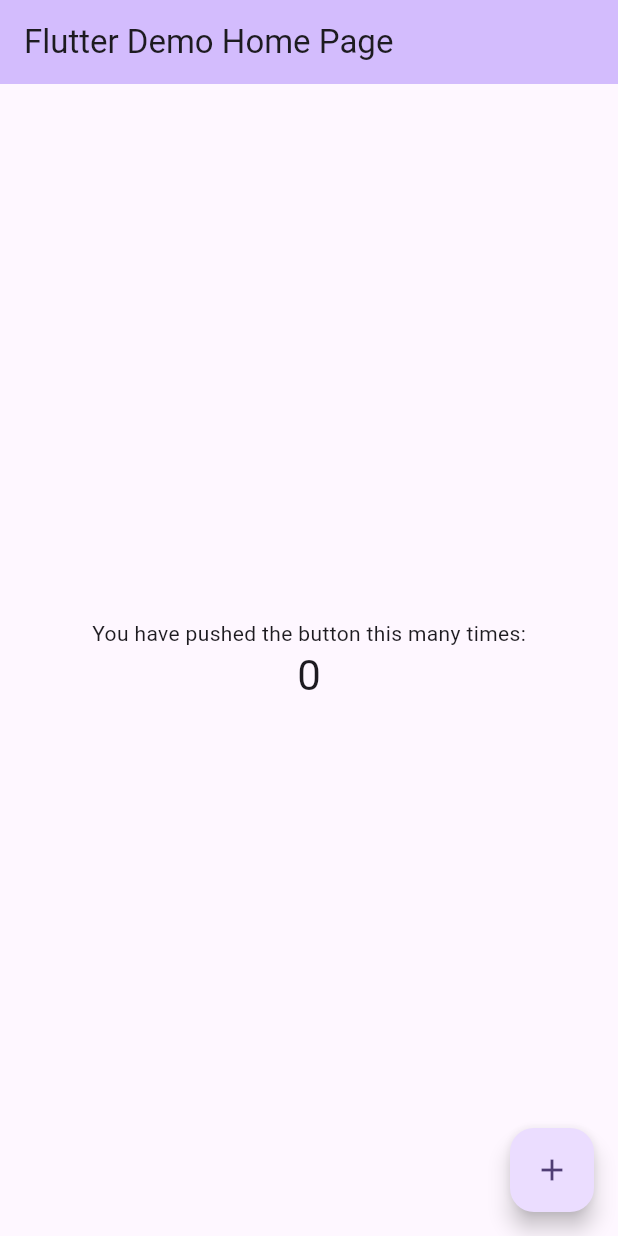
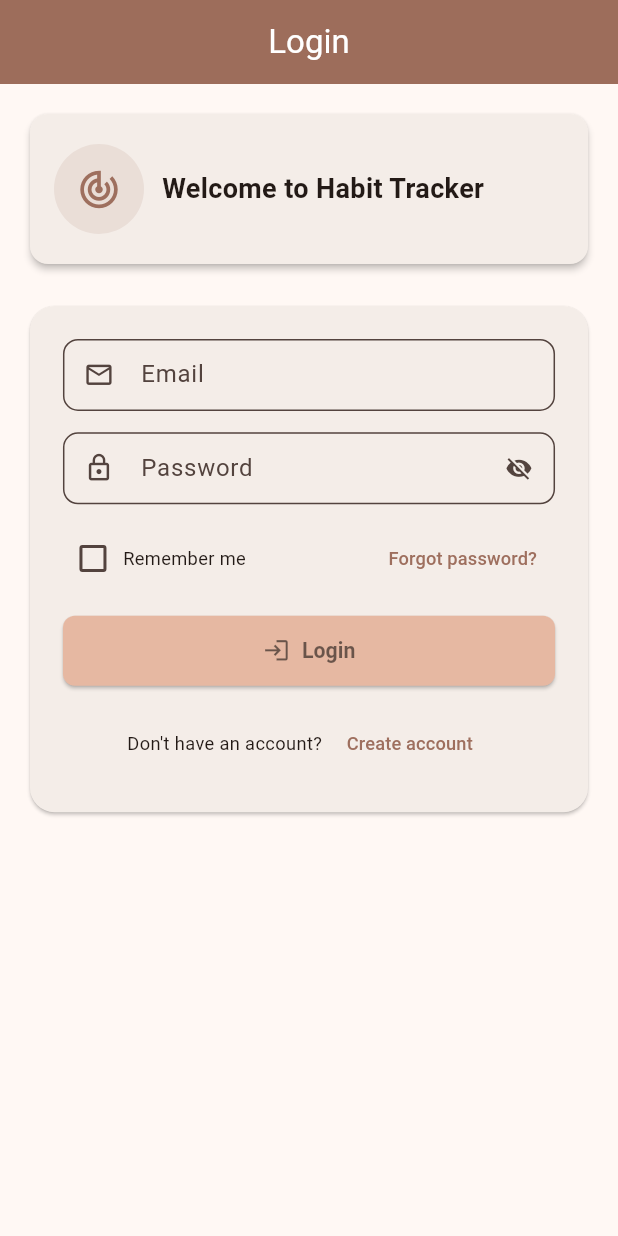
Before and after one commit to AbdulQaharRahmani/HabitTracker, a Flutter app: the screen it shows after launch, on a phone screen of 412 x 824 dp. Run offline on Flutter 3.47's test engine with Material 3 defaults, Android fonts, the phone set to English and light mode, and no system bars; our stand-ins replace flutter_screenutil.

Commit message:
#22     Farhad Akbari                        Login page designed

```diff
--- /dev/null
+++ b/mobile/lib/app/app_theme.dart
@@ -0,0 +1,46 @@
+import 'package:flutter/material.dart';
+
+class AppTheme {
+
+  static const Color background60 = Color(0xFFFFF8F4);
+  static const Color primary30   = Color(0xFF9E6F5E);
+  static const Color accent10    = Color(0xFFE6B8A2);
+  static const Color cardColor   = Color(0xFFF4EDE8);
+
+  static ThemeData get lightTheme {
+    return ThemeData(
+      scaffoldBackgroundColor: background60,
+      colorScheme: ColorScheme.fromSeed(
+        seedColor: primary30,
+        primary: primary30,
+        secondary: accent10,
+      ),
+      appBarTheme: const AppBarTheme(
+        backgroundColor: primary30,
+        foregroundColor: Colors.white,
+        centerTitle: true,
+        elevation: 2,
+      ),
+      inputDecorationTheme: InputDecorationTheme(
+        filled: true,
+        fillColor: cardColor,
+        contentPadding:
+        const EdgeInsets.symmetric(vertical: 12, horizontal: 14),
+        border: OutlineInputBorder(
+          borderRadius: BorderRadius.circular(10),
+        ),
+      ),
+      elevatedButtonTheme: ElevatedButtonThemeData(
+        style: ElevatedButton.styleFrom(
+          backgroundColor: accent10,
+          foregroundColor: Colors.black87,
+          padding: const EdgeInsets.symmetric(vertical: 14),
+          shape: RoundedRectangleBorder(
+            borderRadius: BorderRadius.circular(8),
+          ),
+          textStyle: const TextStyle(fontWeight: FontWeight.w600),
+        ),
+      ),
+    );
+  }
+}
--- a/mobile/lib/main.dart
+++ b/mobile/lib/main.dart
@@ -1,122 +1,33 @@
 import 'package:flutter/material.dart';
+import 'package:flutter/services.dart';
+import 'package:flutter_screenutil/flutter_screenutil.dart';
+import 'package:habit_tracker/screans/login_screen.dart';
+import 'app/app_theme.dart';
 
 void main() {
-  runApp(const MyApp());
+  WidgetsFlutterBinding.ensureInitialized();
+  SystemChrome.setPreferredOrientations([
+    DeviceOrientation.portraitUp,
+  ]).then((_) => runApp(const MyApp()));
 }
 
 class MyApp extends StatelessWidget {
   const MyApp({super.key});
 
-  // This widget is the root of your application.
   @override
   Widget build(BuildContext context) {
-    return MaterialApp(
-      title: 'Flutter Demo',
-      theme: ThemeData(
-        // This is the theme of your application.
-        //
-        // TRY THIS: Try running your application with "flutter run". You'll see
-        // the application has a purple toolbar. Then, without quitting the app,
-        // try changing the seedColor in the colorScheme below to Colors.green
-        // and then invoke "hot reload" (save your changes or press the "hot
-        // reload" button in a Flutter-supported IDE, or press "r" if you used
-        // the command line to start the app).
-        //
-        // Notice that the counter didn't reset back to zero; the application
-        // state is not lost during the reload. To reset the state, use hot
-        // restart instead.
-        //
-        // This works for code too, not just values: Most code changes can be
-        // tested with just a hot reload.
-        colorScheme: .fromSeed(seedColor: Colors.deepPurple),
-      ),
-      home: const MyHomePage(title: 'Flutter Demo Home Page'),
+    return ScreenUtilInit(
+      designSize: const Size(375, 812),
+      minTextAdapt: true,
+      splitScreenMode: true,
+      builder: (context, child) {
+        return MaterialApp(
+          debugShowCheckedModeBanner: false,
+          title: 'Habit Tracker',
+          theme: AppTheme.lightTheme,
+          home: const LoginPage(),
+        );
+      },
     );
   }
 }
-
-class MyHomePage extends StatefulWidget {
-  const MyHomePage({super.key, required this.title});
-
-  // This widget is the home page of your application. It is stateful, meaning
-  // that it has a State object (defined below) that contains fields that affect
-  // how it looks.
-
-  // This class is the configuration for the state. It holds the values (in this
-  // case the title) provided by the parent (in this case the App widget) and
-  // used by the build method of the State. Fields in a Widget subclass are
-  // always marked "final".
-
-  final String title;
-
-  @override
-  State<MyHomePage> createState() => _MyHomePageState();
-}
-
-class _MyHomePageState extends State<MyHomePage> {
-  int _counter = 0;
-
-  void _incrementCounter() {
-    setState(() {
-      // This call to setState tells the Flutter framework that something has
-      // changed in this State, which causes it to rerun the build method below
-      // so that the display can reflect the updated values. If we changed
-      // _counter without calling setState(), then the build method would not be
-      // called again, and so nothing would appear to happen.
-      _counter++;
-    });
-  }
-
-  @override
-  Widget build(BuildContext context) {
-    // This method is rerun every time setState is called, for instance as done
-    // by the _incrementCounter method above.
-    //
-    // The Flutter framework has been optimized to make rerunning build methods
-    // fast, so that you can just rebuild anything that needs updating rather
-    // than having to individually change instances of widgets.
-    return Scaffold(
-      appBar: AppBar(
-        // TRY THIS: Try changing the color here to a specific color (to
-        // Colors.amber, perhaps?) and trigger a hot reload to see the AppBar
-        // change color while the other colors stay the same.
-        backgroundColor: Theme.of(context).colorScheme.inversePrimary,
-        // Here we take the value from the MyHomePage object that was created by
-        // the App.build method, and use it to set our appbar title.
-        title: Text(widget.title),
-      ),
-      body: Center(
-        // Center is a layout widget. It takes a single child and positions it
-        // in the middle of the parent.
-        child: Column(
-          // Column is also a layout widget. It takes a list of children and
-          // arranges them vertically. By default, it sizes itself to fit its
-          // children horizontally, and tries to be as tall as its parent.
-          //
-          // Column has various properties to control how it sizes itself and
-          // how it positions its children. Here we use mainAxisAlignment to
-          // center the children vertically; the main axis here is the vertical
-          // axis because Columns are vertical (the cross axis would be
-          // horizontal).
-          //
-          // TRY THIS: Invoke "debug painting" (choose the "Toggle Debug Paint"
-          // action in the IDE, or press "p" in the console), to see the
-          // wireframe for each widget.
-          mainAxisAlignment: .center,
-          children: [
-            const Text('You have pushed the button this many times:'),
-            Text(
-              '$_counter',
-              style: Theme.of(context).textTheme.headlineMedium,
-            ),
-          ],
-        ),
-      ),
-      floatingActionButton: FloatingActionButton(
-        onPressed: _incrementCounter,
-        tooltip: 'Increment',
-        child: const Icon(Icons.add),
-      ),
-    );
-  }
-}
--- /dev/null
+++ b/mobile/lib/screans/login_screen.dart
@@ -0,0 +1,27 @@
+import 'package:flutter/material.dart';
+
+import '../utils/header_card_login.dart';
+import '../utils/login_card.dart';
+
+class LoginPage extends StatelessWidget {
+  const LoginPage({super.key});
+
+  @override
+  Widget build(BuildContext context) {
+    return Scaffold(
+      appBar: AppBar(title:  Text('Login')),
+      body: SafeArea(
+        child: SingleChildScrollView(
+          padding: const EdgeInsets.all(16),
+          child: Column(
+            children: [
+              HeaderCard(),
+              const SizedBox(height: 20),
+              LoginCard(),
+            ],
+          ),
+        ),
+      ),
+    );
+  }
+}
--- /dev/null
+++ b/mobile/lib/utils/header_card_login.dart
@@ -0,0 +1,44 @@
+import 'package:flutter/material.dart';
+
+import '../app/app_theme.dart';
+class HeaderCard extends StatelessWidget {
+  @override
+  Widget build(BuildContext context) {
+    return Card(
+      color: AppTheme.cardColor,
+      elevation: 2,
+      shape: RoundedRectangleBorder(borderRadius: BorderRadius.circular(12)),
+      child: Padding(
+        padding: const EdgeInsets.symmetric(vertical: 20, horizontal: 16),
+        child: Row(
+          children: [
+            CircleAvatar(
+              radius: 30,
+              backgroundColor: AppTheme.primary30.withOpacity(0.12),
+              child: const Icon(
+                Icons.track_changes,
+                size: 30,
+                color: AppTheme.primary30,
+              ),
+            ),
+            const SizedBox(width: 12),
+            Expanded(
+              child: Column(
+                crossAxisAlignment: CrossAxisAlignment.start,
+                children: const [
+                  Text(
+                    'Welcome to Habit Tracker',
+                    style: TextStyle(
+                      fontSize: 18,
+                      fontWeight: FontWeight.w700,
+                    ),
+                  ),
+                ],
+              ),
+            ),
+          ],
+        ),
+      ),
+    );
+  }
+}
--- /dev/null
+++ b/mobile/lib/utils/login_card.dart
@@ -0,0 +1,124 @@
+import 'package:flutter/material.dart';
+import 'package:flutter_screenutil/flutter_screenutil.dart';
+import '../app/app_theme.dart';
+
+class LoginCard extends StatelessWidget {
+  const LoginCard({super.key});
+
+  @override
+  Widget build(BuildContext context) {
+    return Card(
+      color: AppTheme.cardColor,
+      shape: RoundedRectangleBorder(
+        borderRadius: BorderRadius.circular(16.r),
+      ),
+      child: Padding(
+        padding: EdgeInsets.all(20.w),
+        child: ConstrainedBox(
+          constraints: BoxConstraints(
+            maxWidth: 420.w, // عالی برای tablet / web
+          ),
+          child: Column(
+            mainAxisSize: MainAxisSize.min,
+            children: [
+              /// Email
+              TextField(
+                style: TextStyle(fontSize: 14.sp),
+                decoration: InputDecoration(
+                  labelText: 'Email',
+                  hintText: 'you@example.com',
+                  prefixIcon: Icon(Icons.email_outlined, size: 20.sp),
+                ),
+              ),
+
+              SizedBox(height: 14.h),
+
+              /// Password
+              TextField(
+                obscureText: true,
+                style: TextStyle(fontSize: 14.sp),
+                decoration: InputDecoration(
+                  labelText: 'Password',
+                  hintText: 'Enter your password',
+                  prefixIcon: Icon(Icons.lock_outline, size: 20.sp),
+                  suffixIcon:
+                  Icon(Icons.visibility_off, size: 18.sp),
+                ),
+              ),
+
+              SizedBox(height: 12.h),
+
+              /// Remember / Forgot
+              Row(
+                children: [
+                  Checkbox(
+                    value: false,
+                    onChanged: (_) {},
+                    visualDensity: VisualDensity.compact,
+                  ),
+                  Text(
+                    'Remember me',
+                    style: TextStyle(fontSize: 12.sp),
+                  ),
+                  const Spacer(),
+                  TextButton(
+                    onPressed: () {},
+                    child: Text(
+                      'Forgot password?',
+                      style: TextStyle(fontSize: 12.sp),
+                    ),
+                  ),
+                ],
+              ),
+
+              SizedBox(height: 14.h),
+
+              /// Login Button
+              SizedBox(
+                width: double.infinity,
+                height: 46.h,
+                child: ElevatedButton.icon(
+                  onPressed: () {},
+                  icon: Icon(
+                    Icons.login,
+                    size: 18.sp,
+                    color: Colors.black54,
+                  ),
+                  label: Text(
+                    'Login',
+                    style: TextStyle(
+                      fontSize: 14.sp,
+                      color: Colors.black54,
+                      fontWeight: FontWeight.w600,
+                    ),
+                  ),
+                ),
+              ),
+
+              SizedBox(height: 14.h),
+
+              /// Sign up
+              Row(
+                mainAxisAlignment: MainAxisAlignment.center,
+                children: [
+                  Text(
+                    "Don't have an account?",
+                    style: TextStyle(fontSize: 12.sp),
+                  ),
+                  SizedBox(width: 4.w),
+                  TextButton(
+                    onPressed: () {},
+                    child: Text(
+                      'Create account',
+                      style: TextStyle(fontSize: 12.sp),
+                    ),
+                  ),
+                ],
+              ),
+            ],
+          ),
+        ),
+      ),
+    );
+  }
+}
--- a/mobile/pubspec.yaml
+++ b/mobile/pubspec.yaml
@@ -19,7 +19,7 @@ publish_to: 'none' # Remove this line if you wish to publish to pub.dev
 version: 1.0.0+1
 
 environment:
-  sdk: ^3.10.4
+  sdk: ^3.10.3
 
 # Dependencies specify other packages that your package needs in order to work.
 # To automatically upgrade your package dependencies to the latest versions
@@ -30,7 +30,7 @@ environment:
 dependencies:
   flutter:
     sdk: flutter
-
+  flutter_screenutil:
   # The following adds the Cupertino Icons font to your application.
   # Use with the CupertinoIcons class for iOS style icons.
   cupertino_icons: ^1.0.8
```
Also changed, not shown: mobile/pubspec.lock.
